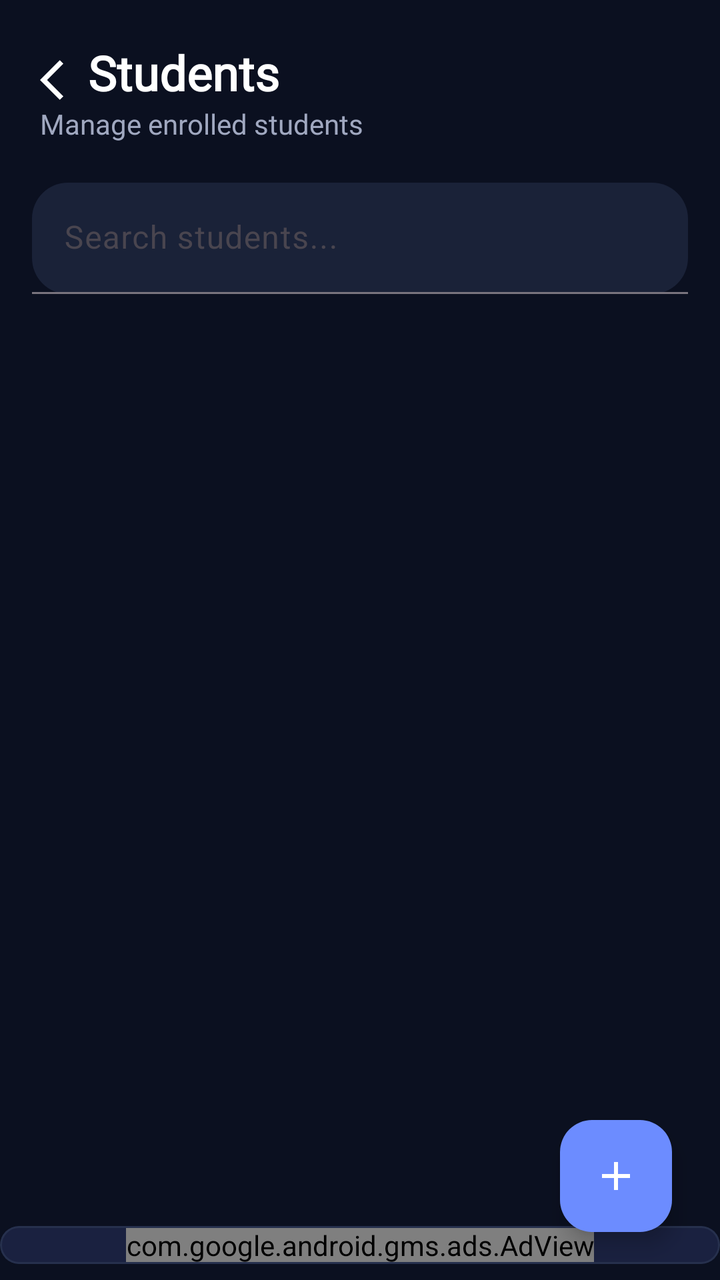
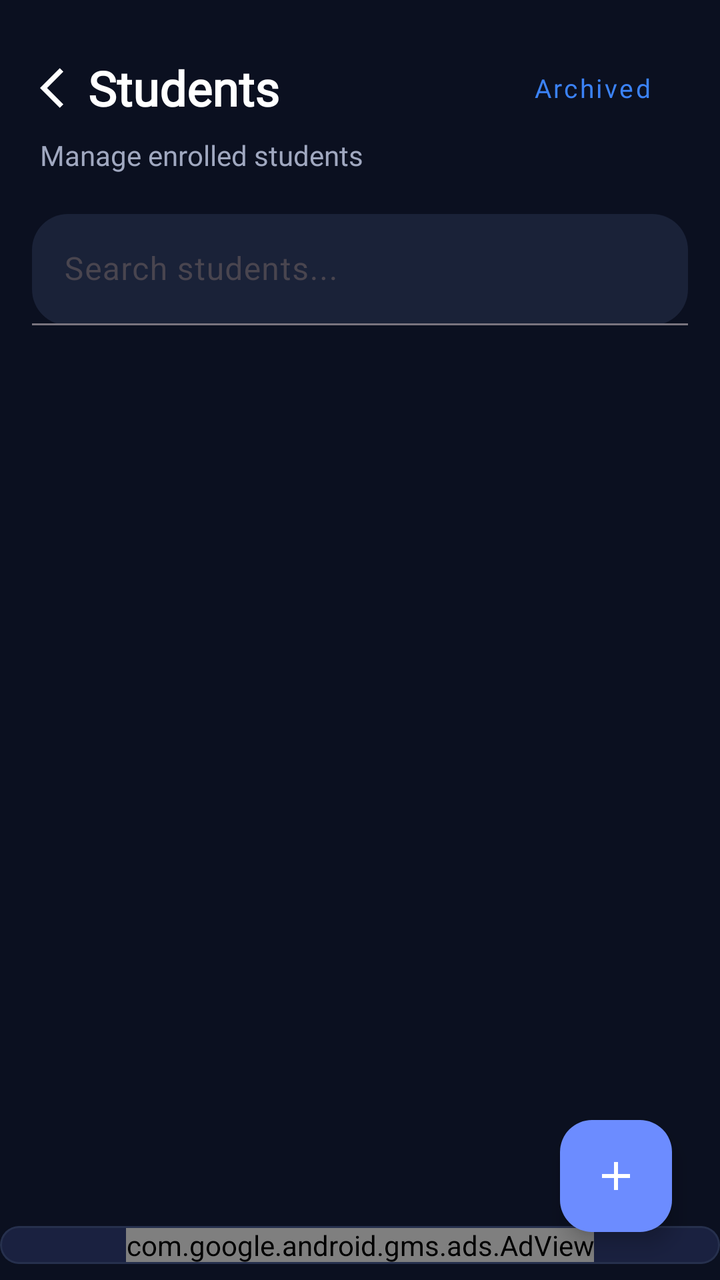

Two renders of the same Android screen: before a commit and after it. Below are the layout's source before the change and the commit's diff.
<!-- AndroidManifest.xml: application theme Theme.TeachSync -->
<!-- res/layout/activity_students.xml -->
<?xml version="1.0" encoding="utf-8"?>
<androidx.coordinatorlayout.widget.CoordinatorLayout xmlns:android="http://schemas.android.com/apk/res/android"
    xmlns:app="http://schemas.android.com/apk/res-auto"
    xmlns:tools="http://schemas.android.com/tools"
    android:id="@+id/main"
    android:layout_width="match_parent"
    android:layout_height="match_parent"
    android:background="#0B1020"
    tools:context=".StudentsActivity">

    <LinearLayout
        android:layout_width="match_parent"
        android:layout_height="match_parent"
        android:orientation="vertical">

        
        <LinearLayout
            android:layout_width="match_parent"
            android:layout_height="wrap_content"
            android:padding="20dp"
            android:orientation="vertical">
            <LinearLayout
                android:layout_width="wrap_content"
                android:layout_height="wrap_content"
                android:id="@+id/TopLayout"
                android:orientation="horizontal">
                <ImageButton
                    android:id="@+id/back_button"
                    android:layout_width="wrap_content"
                    android:layout_height="wrap_content"
                    android:src="@drawable/baseline_arrow_back_ios_24"
                    android:layout_marginTop="8dp"
                    android:background="#0B1020"
                    app:tint="@color/white" />
                <TextView
                    android:text="Students"
                    android:textSize="24sp"
                    android:textStyle="bold"
                    android:textColor="@android:color/white"
                    android:fontFamily="@font/lexend_bold"
                    android:layout_width="wrap_content"
                    android:layout_height="wrap_content"/>
            </LinearLayout>

            <TextView
                android:text="Manage enrolled students"
                android:textSize="14sp"
                android:textColor="#A0A8C0"
                android:fontFamily="@font/lexend"
                android:layout_width="wrap_content"
                android:layout_height="wrap_content"/>
        </LinearLayout>

        <com.google.android.material.textfield.TextInputLayout
            android:id="@+id/searchLayout"
            android:layout_width="match_parent"
            android:layout_height="wrap_content"
            android:layout_marginStart="16dp"
            android:layout_marginEnd="16dp"
            android:layout_marginBottom="12dp"
            app:boxBackgroundMode="filled"
            app:boxBackgroundColor="#1A2238"
            app:boxCornerRadiusTopStart="18dp"
            app:boxCornerRadiusTopEnd="18dp"
            app:boxCornerRadiusBottomStart="18dp"
            app:boxCornerRadiusBottomEnd="18dp"
            app:hintTextColor="#9AA0C3">

            <com.google.android.material.textfield.TextInputEditText
                android:id="@+id/edtSearch"
                android:layout_width="match_parent"
                android:layout_height="wrap_content"
                android:hint="Search students..."
                android:textColor="@android:color/white"
                android:textColorHint="#9AA0C3"/>
        </com.google.android.material.textfield.TextInputLayout>

        <FrameLayout
            android:layout_width="match_parent"
            android:layout_height="0dp"
            android:layout_weight="1">

            
            <LinearLayout
                android:id="@+id/layoutEmpty"
                android:layout_width="wrap_content"
                android:layout_height="wrap_content"
                android:layout_gravity="center"
                android:orientation="vertical"
                android:gravity="center"
                android:visibility="gone">
                <ImageView
                    android:layout_width="120dp"
                    android:layout_height="120dp"
                    android:src="@drawable/ic_student_empty"
                    app:tint="#303A55"/>
                <TextView
                    android:layout_width="wrap_content"
                    android:layout_height="wrap_content"
                    android:text="No students found"
                    android:textColor="#A0A8C0"
                    android:textSize="18sp"
                    android:layout_marginTop="16dp"
                    android:fontFamily="@font/lexend"/>
            </LinearLayout>

            
            <androidx.recyclerview.widget.RecyclerView
                android:id="@+id/recyclerStudents"
                android:layout_width="match_parent"
                android:layout_height="match_parent"
                android:padding="16dp"
                android:clipToPadding="false"/>
        </FrameLayout>

        <include
            android:id="@+id/layoutAdStudents"
            layout="@layout/layout_ad_placeholder"
            android:layout_width="match_parent"
            android:layout_height="wrap_content"
            android:layout_marginBottom="8dp" />

    </LinearLayout>

    
    <com.google.android.material.floatingactionbutton.FloatingActionButton
        android:id="@+id/fabAddStudent"
        android:layout_width="wrap_content"
        android:layout_height="wrap_content"
        android:layout_margin="24dp"
        android:contentDescription="Add Student"
        android:src="@drawable/outline_add_24"
        app:backgroundTint="#6C8CFF"
        app:tint="@android:color/white"
        app:layout_anchorGravity="bottom|end"
        android:layout_gravity="bottom|end"
        android:layout_marginBottom="80dp"/>
</androidx.coordinatorlayout.widget.CoordinatorLayout>
<!-- res/layout/layout_ad_placeholder.xml (included above) -->
<?xml version="1.0" encoding="utf-8"?>
<com.google.android.material.card.MaterialCardView xmlns:android="http://schemas.android.com/apk/res/android"
    xmlns:app="http://schemas.android.com/apk/res-auto"
    xmlns:ads="http://schemas.android.com/apk/res-auto"
    android:layout_width="match_parent"
    android:layout_height="wrap_content"
    android:layout_marginHorizontal="16dp"
    android:layout_marginVertical="8dp"
    app:cardBackgroundColor="#1A2140"
    app:cardCornerRadius="12dp"
    app:strokeColor="#26304D"
    app:strokeWidth="1dp">

    <LinearLayout
        android:layout_width="match_parent"
        android:layout_height="wrap_content"
        android:gravity="center"
        android:orientation="horizontal">

        <com.google.android.gms.ads.AdView
            android:id="@+id/adView"
            android:layout_width="wrap_content"
            android:layout_height="wrap_content"
            ads:adSize="BANNER"
            ads:adUnitId="ca-app-pub-2329108051895995/7881367439" />

    </LinearLayout>
</com.google.android.material.card.MaterialCardView>
<!-- resources referenced by this layout -->
<resources>
  <color name="white">#FFFFFFFF</color>
  <!-- drawable baseline_arrow_back_ios_24 (drawable) -->
  <vector xmlns:android="http://schemas.android.com/apk/res/android" android:autoMirrored="true" android:height="24dp" android:tint="#000000" android:viewportHeight="24" android:viewportWidth="24" android:width="24dp">
        
      <path android:fillColor="@android:color/white" android:pathData="M11.67,3.87L9.9,2.1 0,12l9.9,9.9 1.77,-1.77L3.54,12z"/>
      
  </vector>
  <!-- drawable ic_student_empty (drawable) -->
  <vector xmlns:android="http://schemas.android.com/apk/res/android"
      android:width="24dp"
      android:height="24dp"
      android:viewportWidth="24"
      android:viewportHeight="24">
    <path
        android:fillColor="#000000"
        android:pathData="M12,3L1,9L12,15L21,10.09V17H23V9M5,13.18V17.18L12,21L19,17.18V13.18L12,17L5,13.18Z"/>
  </vector>
  <!-- drawable outline_add_24 (drawable) -->
  <vector xmlns:android="http://schemas.android.com/apk/res/android" android:height="24dp" android:tint="#fff" android:viewportHeight="960" android:viewportWidth="960" android:width="24dp">
        
      <path android:fillColor="@android:color/white" android:pathData="M440,520L200,520L200,440L440,440L440,200L520,200L520,440L760,440L760,520L520,520L520,760L440,760L440,520Z"/>
      
  </vector>
  <style name="Theme.TeachSync" parent="Base.Theme.TeachSync" />
  <style name="Base.Theme.TeachSync" parent="Theme.Material3.DayNight.NoActionBar">
          
          
      </style>
</resources>

<!-- the commit's change to res/layout/activity_students.xml (unified diff, before → after) -->
@@ -20,29 +20,43 @@
             android:padding="20dp"
             android:orientation="vertical">
             <LinearLayout
-                android:layout_width="wrap_content"
+                android:layout_width="match_parent"
                 android:layout_height="wrap_content"
                 android:id="@+id/TopLayout"
+                android:gravity="center_vertical"
                 android:orientation="horizontal">
                 <ImageButton
                     android:id="@+id/back_button"
                     android:layout_width="wrap_content"
                     android:layout_height="wrap_content"
                     android:src="@drawable/baseline_arrow_back_ios_24"
-                    android:layout_marginTop="8dp"
                     android:background="#0B1020"
                     app:tint="@color/white" />
                 <TextView
+                    android:id="@+id/tvTitle"
                     android:text="Students"
                     android:textSize="24sp"
                     android:textStyle="bold"
                     android:textColor="@android:color/white"
                     android:fontFamily="@font/lexend_bold"
+                    android:layout_width="0dp"
+                    android:layout_height="wrap_content"
+                    android:layout_weight="1"/>
+
+                <com.google.android.material.button.MaterialButton
+                    android:id="@+id/btnViewArchived"
+                    style="@style/Widget.MaterialComponents.Button.TextButton"
                     android:layout_width="wrap_content"
-                    android:layout_height="wrap_content"/>
+                    android:layout_height="wrap_content"
+                    android:text="Archived"
+                    android:textAllCaps="false"
+                    android:textColor="#3B82F6"
+                    android:textSize="13sp"
+                    android:fontFamily="@font/lexend_medium"/>
             </LinearLayout>
 
             <TextView
+                android:id="@+id/tvSubtitle"
                 android:text="Manage enrolled students"
                 android:textSize="14sp"
                 android:textColor="#A0A8C0"
